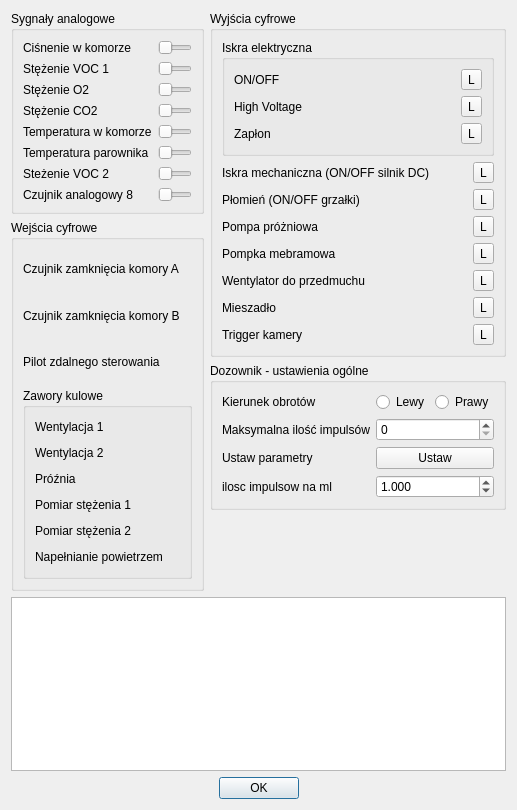
Above: app/urzadzenia.ui from wiacekmarcin/StanowiskoChemiczne before the change. Below: the same form after it.
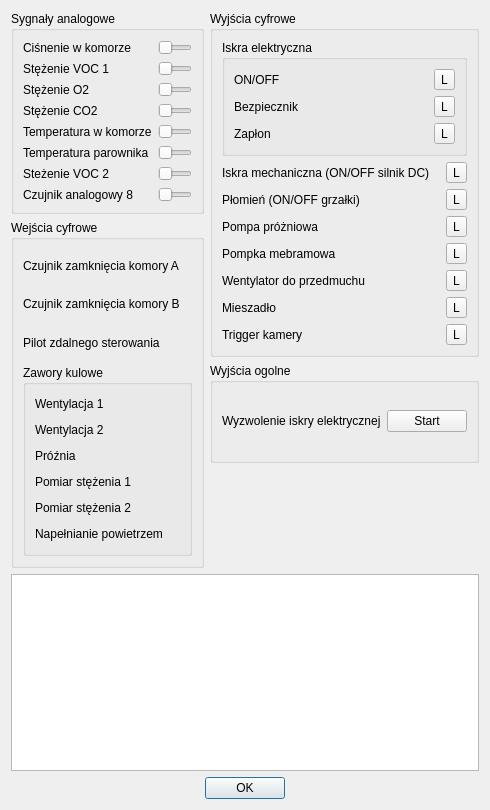
That is the form after the change. Custom widgets are drawn as their Qt base class.

Diff of the .ui file:
```diff
--- a/app/urzadzenia.ui
+++ b/app/urzadzenia.ui
@@ -245,79 +245,20 @@
    <item row="2" column="1">
     <widget class="QGroupBox" name="gbDozownik">
      <property name="title">
-      <string>Dozownik - ustawienia ogólne</string>
+      <string>Wyjścia ogolne</string>
      </property>
      <layout class="QGridLayout" name="gridLayout_4">
       <item row="0" column="1">
-       <layout class="QHBoxLayout" name="horizontalLayout">
-        <item>
-         <widget class="QRadioButton" name="rbDirectionLeft">
-          <property name="text">
-           <string>Lewy</string>
-          </property>
-         </widget>
-        </item>
-        <item>
-         <widget class="QRadioButton" name="rbDirectionRight">
-          <property name="text">
-           <string>Prawy</string>
-          </property>
-         </widget>
-        </item>
-       </layout>
-      </item>
-      <item row="1" column="1">
-       <widget class="QSpinBox" name="maxSteps">
-        <property name="maximum">
-         <number>999999</number>
-        </property>
-       </widget>
-      </item>
-      <item row="2" column="0">
-       <widget class="QLabel" name="lparameter">
+       <widget class="QPushButton" name="pb_iskramechaniczna">
         <property name="text">
-         <string>Ustaw parametry</string>
-        </property>
-       </widget>
-      </item>
-      <item row="1" column="0">
-       <widget class="QLabel" name="lMaxStep">
-        <property name="text">
-         <string>Maksymalna ilość impulsów</string>
-        </property>
-       </widget>
-      </item>
-      <item row="2" column="1">
-       <widget class="QPushButton" name="parameters">
-        <property name="text">
-         <string>Ustaw</string>
-        </property>
-       </widget>
-      </item>
-      <item row="3" column="0">
-       <widget class="QLabel" name="lratioimpml">
-        <property name="text">
-         <string>ilosc impulsow na ml</string>
-        </property>
-       </widget>
-      </item>
-      <item row="3" column="1">
-       <widget class="QDoubleSpinBox" name="impulsyml">
-        <property name="decimals">
-         <number>3</number>
-        </property>
-        <property name="maximum">
-         <double>999.990000000000009</double>
-        </property>
-        <property name="value">
-         <double>1.000000000000000</double>
+         <string>Start</string>
         </property>
        </widget>
       </item>
       <item row="0" column="0">
        <widget class="QLabel" name="lKierynekObrotow">
         <property name="text">
-         <string>Kierunek obrotów</string>
+         <string>Wyzwolenie iskry elektrycznej</string>
         </property>
        </widget>
       </item>
@@ -462,7 +403,7 @@
          <item row="1" column="0">
           <widget class="QLabel" name="l_out_2">
            <property name="text">
-            <string>High Voltage</string>
+            <string>Bezpiecznik</string>
            </property>
           </widget>
          </item>
```
Left out of the diff: 2 changed lines with no effect on the pictures.
